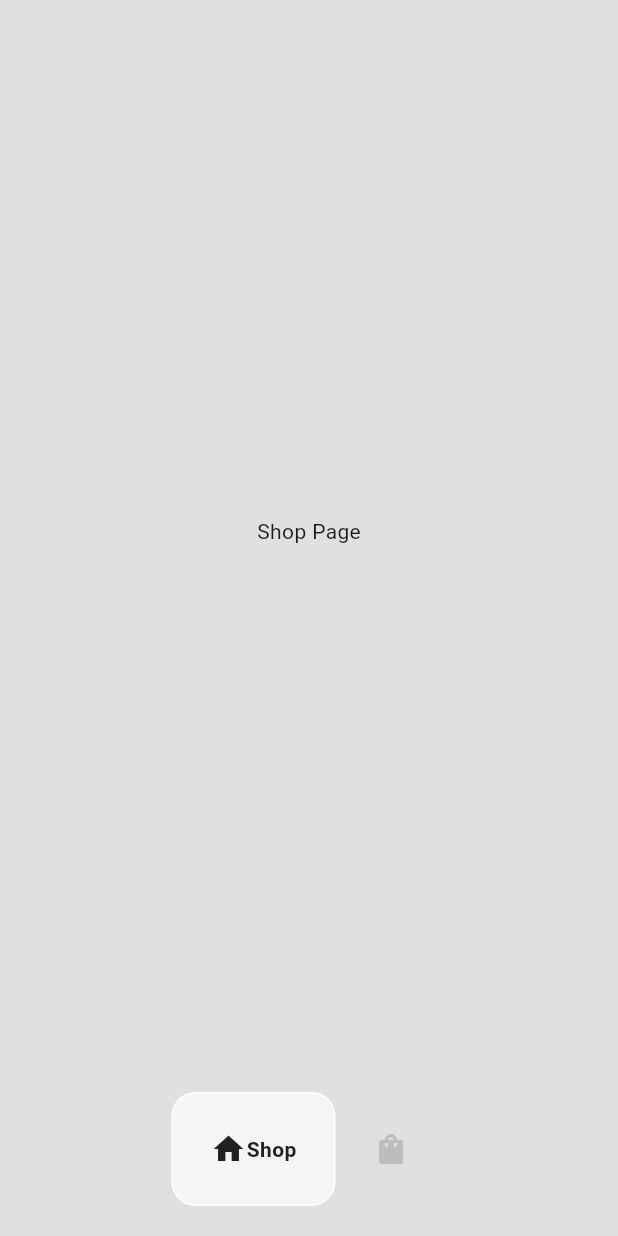
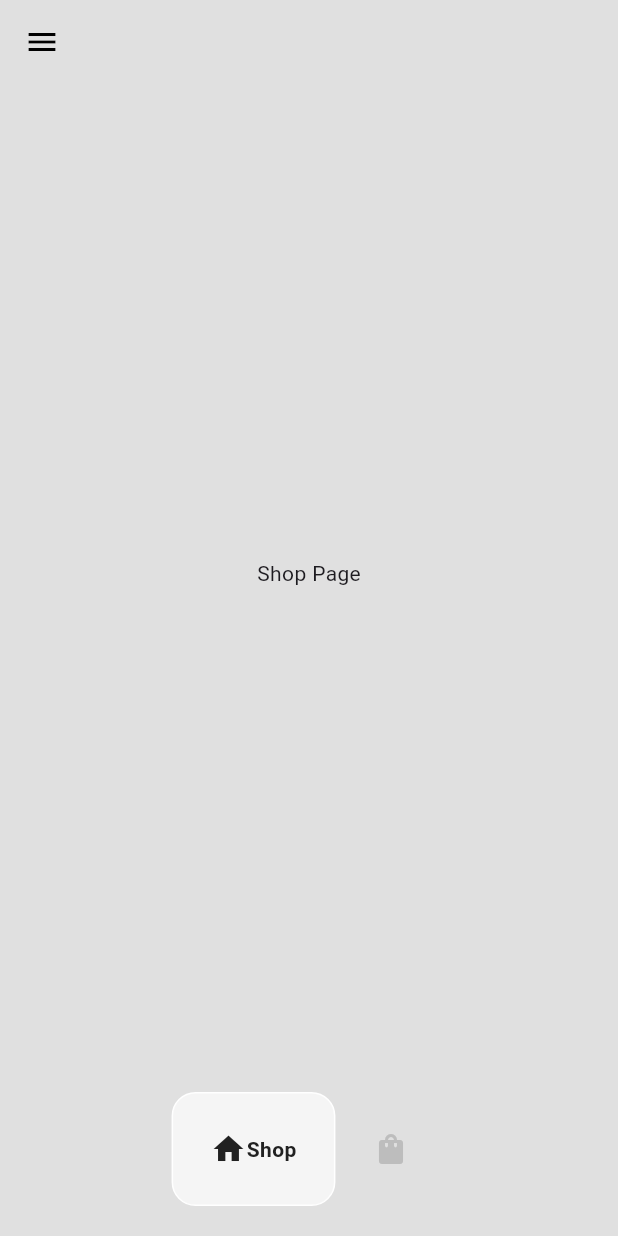
Before and after one commit to MesselemYoucef/ecommerce_application_powermax, a Flutter app: the screen it shows after launch, after a tap on "Shop Now!", on a phone screen of 412 x 824 dp. Run offline on Flutter 3.47's test engine with Material 3 defaults, Android fonts, the light colour scheme and no system bars; drawn by our look-alikes of google_nav_bar.

Commit message:
Added editing on the home page and changed the logo

```diff
--- a/lib/pages/home_page.dart
+++ b/lib/pages/home_page.dart
@@ -31,9 +31,89 @@ class _HomePageState extends State<HomePage> {
   @override
   Widget build(BuildContext context) {
     return Scaffold(
+      appBar: AppBar(
+        backgroundColor: Colors.transparent,
+        elevation: 0.0,
+        leading: Builder(builder: (context) {
+          return IconButton(
+              onPressed: () {
+                Scaffold.of(context).openDrawer();
+              },
+              icon: const Icon(
+                Icons.menu,
+                color: Colors.black,
+              ));
+        }),
+      ),
       backgroundColor: Colors.grey[300],
       bottomNavigationBar: MyBottomNavBar(
         onTabChange: (index) => navigateBottomBar(index),
+      ),
+      drawer: Drawer(
+        backgroundColor: Colors.grey[900],
+        child: Column(
+          mainAxisAlignment: MainAxisAlignment.spaceBetween,
+          children: [
+            //logo
+            Column(
+              children: [
+                DrawerHeader(
+                  child: Image.asset(
+                    "lib/images/logo.png",
+                    color: Colors.white,
+                  ),
+                ),
+                Padding(
+                  padding: const EdgeInsets.symmetric(horizontal: 25.0),
+                  child: Divider(
+                    color: Colors.grey[800],
+                  ),
+                ),
+                //other pages
+                const Padding(
+                  padding: EdgeInsets.only(left: 25.0),
+                  child: ListTile(
+                    leading: Icon(
+                      Icons.home,
+                      color: Colors.white,
+                    ),
+                    title: Text(
+                      "Home",
+                      style: TextStyle(color: Colors.white),
+                    ),
+                  ),
+                ),
+                const Padding(
+                  padding: EdgeInsets.only(left: 25.0),
+                  child: ListTile(
+                    leading: Icon(
+                      Icons.info,
+                      color: Colors.white,
+                    ),
+                    title: Text(
+                      "About",
+                      style: TextStyle(color: Colors.white),
+                    ),
+                  ),
+                ),
+              ],
+            ),
+
+            const Padding(
+              padding: EdgeInsets.only(left: 25.0, bottom: 25.0),
+              child: ListTile(
+                leading: Icon(
+                  Icons.logout,
+                  color: Colors.white,
+                ),
+                title: Text(
+                  "Logout",
+                  style: TextStyle(color: Colors.white),
+                ),
+              ),
+            ),
+          ],
+        ),
       ),
       body: _pages[_selectedIndex],
     );
--- a/lib/pages/intro_page.dart
+++ b/lib/pages/intro_page.dart
@@ -24,7 +24,7 @@ class IntroPage extends StatelessWidget {
               ),
               //title
               const Text(
-                "Just Do It!",
+                "Electronics & Computer Accessories",
                 style: TextStyle(fontWeight: FontWeight.bold, fontSize: 20.0),
               ),
               const SizedBox(
@@ -32,7 +32,7 @@ class IntroPage extends StatelessWidget {
               ),
               //subtitle
               const Text(
-                "Brand New Sneakers and Custom Kicks Made With Premium Materials",
+                "Welcome to Number One Destination For All Your Electronics Needs",
                 style: TextStyle(
                   fontSize: 16.0,
                   color: Colors.grey,
```
Also changed, not shown: lib/images/logo.png.
